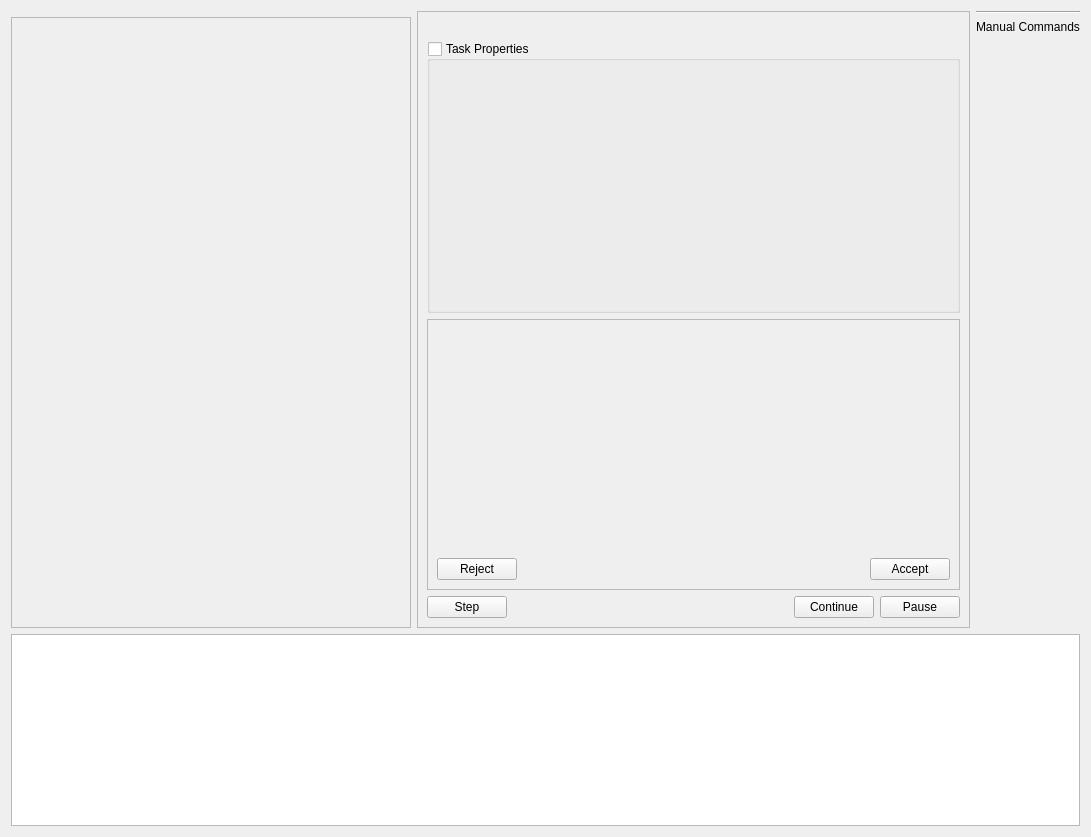
The window that software/ddapp/src/app/ddTaskUserPanel.ui (openhumanoids/oh-distro) describes before a commit, drawn with Qt 5.
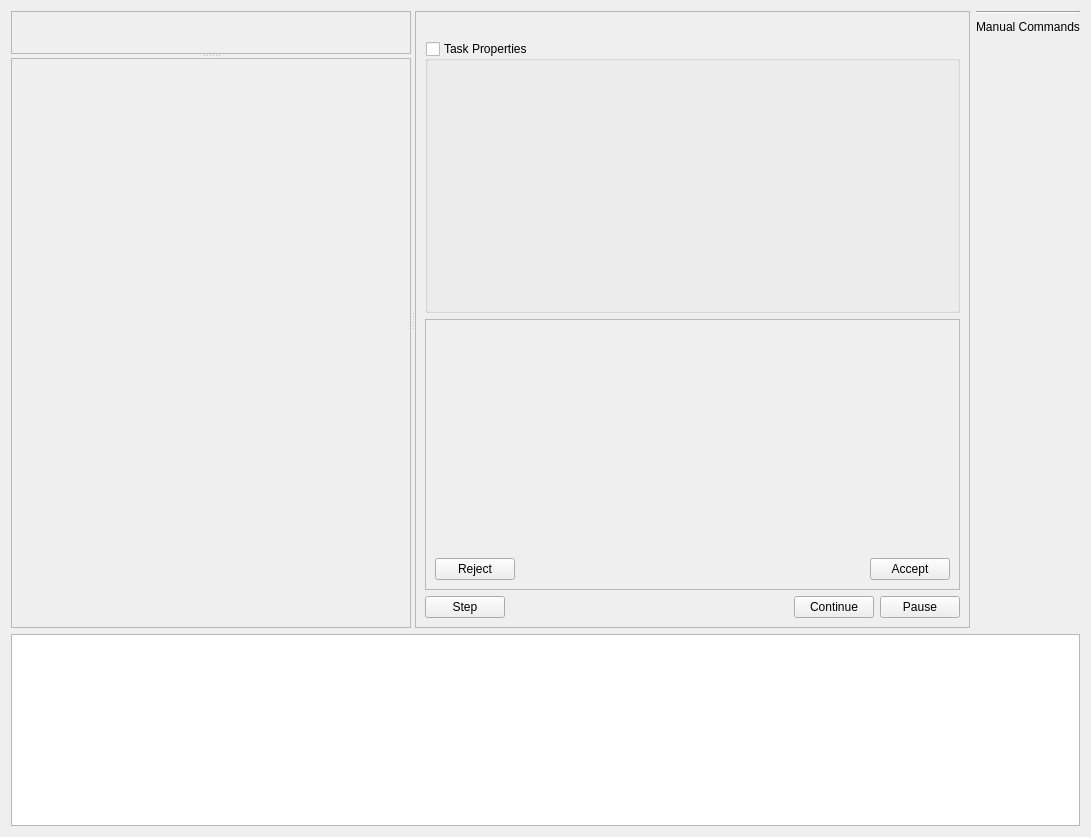
The same window after the commit.

Commit message: move tasks panels into single tab widget

```diff
--- a/software/ddapp/src/app/ddTaskUserPanel.ui
+++ b/software/ddapp/src/app/ddTaskUserPanel.ui
@@ -15,6 +15,14 @@
   </property>
   <layout class="QGridLayout" name="gridLayout">
    <item row="0" column="0">
+    <widget class="QSplitter" name="splitter_2">
+     <property name="orientation">
+      <enum>Qt::Horizontal</enum>
+     </property>
+     <widget class="QSplitter" name="splitter">
+      <property name="orientation">
+       <enum>Qt::Vertical</enum>
+      </property>
     <widget class="QFrame" name="propertyFrame">
      <property name="minimumSize">
       <size>
@@ -29,8 +37,27 @@
       <enum>QFrame::Raised</enum>
      </property>
     </widget>
-   </item>
-   <item row="0" column="1" rowspan="2">
+      <widget class="QFrame" name="imageFrame">
+       <property name="sizePolicy">
+        <sizepolicy hsizetype="Expanding" vsizetype="Expanding">
+         <horstretch>0</horstretch>
+         <verstretch>0</verstretch>
+        </sizepolicy>
+       </property>
+       <property name="minimumSize">
+        <size>
+         <width>400</width>
+         <height>400</height>
+        </size>
+       </property>
+       <property name="frameShape">
+        <enum>QFrame::StyledPanel</enum>
+       </property>
+       <property name="frameShadow">
+        <enum>QFrame::Raised</enum>
+       </property>
+      </widget>
+     </widget>
     <widget class="QFrame" name="taskFrame">
      <property name="minimumSize">
       <size>
@@ -160,8 +187,9 @@
       </item>
      </layout>
     </widget>
+    </widget>
    </item>
-   <item row="0" column="2" rowspan="2">
+   <item row="0" column="1">
     <layout class="QVBoxLayout" name="manualButtonsLayout">
      <item>
       <widget class="Line" name="line_5">
@@ -192,29 +220,7 @@
      </item>
     </layout>
    </item>
-   <item row="1" column="0">
-    <widget class="QFrame" name="imageFrame">
-     <property name="sizePolicy">
-      <sizepolicy hsizetype="Preferred" vsizetype="Expanding">
-       <horstretch>0</horstretch>
-       <verstretch>0</verstretch>
-      </sizepolicy>
-     </property>
-     <property name="minimumSize">
-      <size>
-       <width>400</width>
-       <height>400</height>
-      </size>
-     </property>
-     <property name="frameShape">
-      <enum>QFrame::StyledPanel</enum>
-     </property>
-     <property name="frameShadow">
-      <enum>QFrame::Raised</enum>
-     </property>
-    </widget>
-   </item>
-   <item row="2" column="0" colspan="3">
+   <item row="1" column="0" colspan="2">
     <widget class="QTextEdit" name="outputConsole">
      <property name="sizePolicy">
       <sizepolicy hsizetype="Expanding" vsizetype="Preferred">
```
Lines whose indentation alone changed are shown as unchanged. The commit also changes 2 other files.
